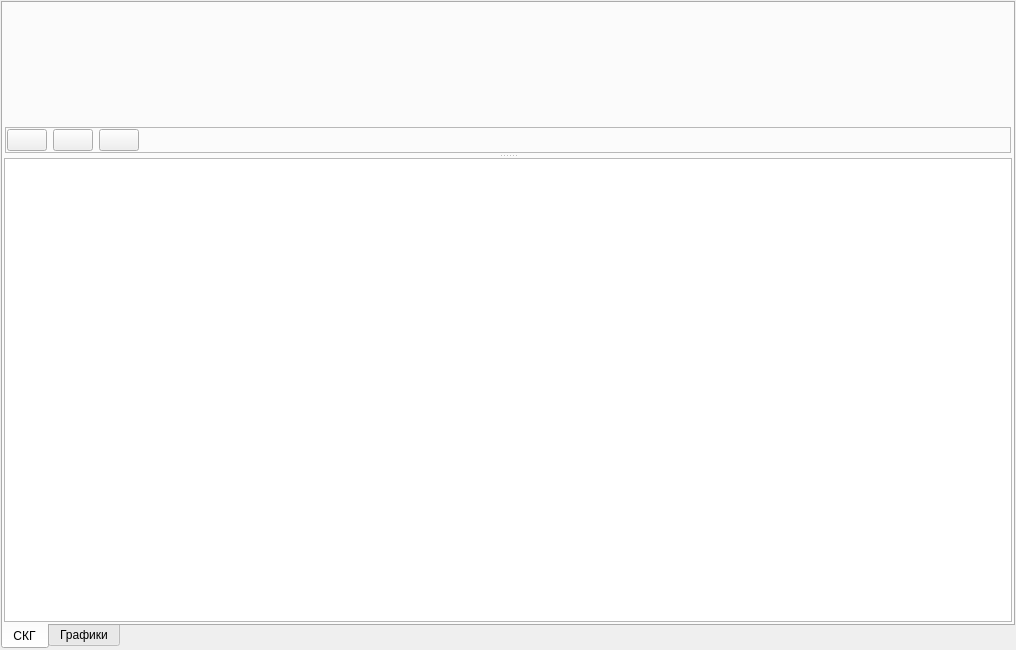
The window that metodics/stabtest/visualizators/stabsignalstestwidget.ui (grigp/a-analyser) describes before a commit, drawn with Qt 5.
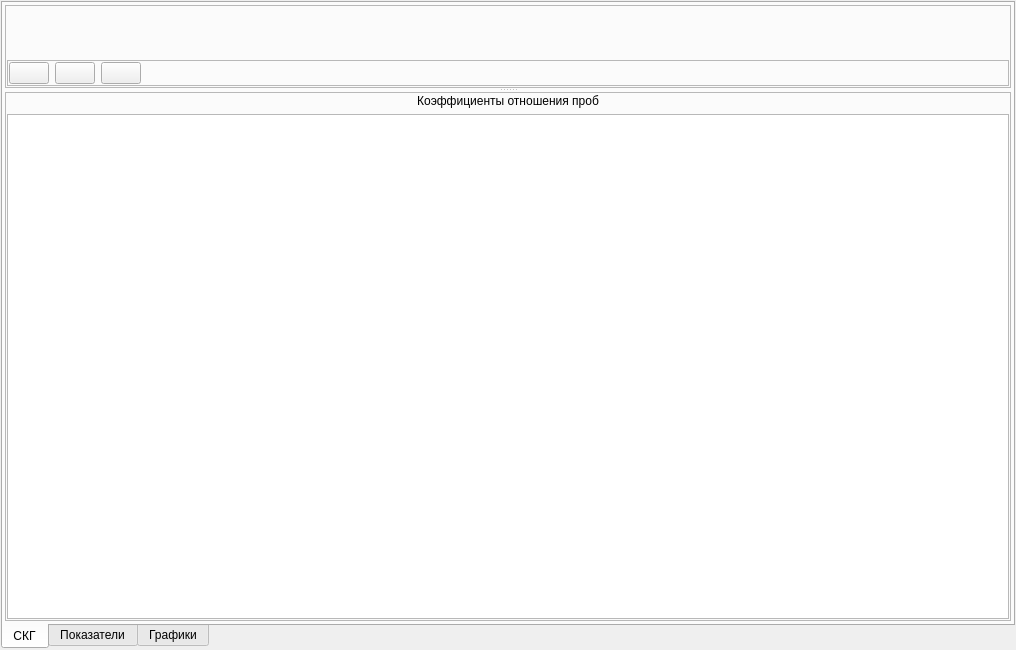
The same window after the commit. The open tabs and pages were chosen to show the change. Icons and pictures are not drawn. Custom widgets are drawn as their Qt base class.

Commit message: Вывод коэффициентов отношения для стабилографического теста и коэффициентов Ромберга для теста Ромберга

What changed in the file:
```diff
--- a/metodics/stabtest/visualizators/stabsignalstestwidget.ui
+++ b/metodics/stabtest/visualizators/stabsignalstestwidget.ui
@@ -35,7 +35,7 @@
       <enum>QTabWidget::South</enum>
      </property>
      <property name="currentIndex">
-      <number>1</number>
+      <number>0</number>
      </property>
      <widget class="QWidget" name="tabSKG">
       <attribute name="title">
@@ -69,9 +69,37 @@
             <verstretch>2</verstretch>
            </sizepolicy>
           </property>
+          <layout class="QVBoxLayout" name="verticalLayout_8">
+           <property name="spacing">
+            <number>3</number>
+           </property>
+           <property name="leftMargin">
+            <number>1</number>
+           </property>
+           <property name="topMargin">
+            <number>1</number>
+           </property>
+           <property name="rightMargin">
+            <number>1</number>
+           </property>
+           <property name="bottomMargin">
+            <number>1</number>
+           </property>
+           <item>
+            <widget class="QSplitter" name="splAreaSKG">
+             <property name="orientation">
+              <enum>Qt::Vertical</enum>
+             </property>
+             <widget class="QFrame" name="frSKGAreases">
+              <property name="frameShape">
+               <enum>QFrame::StyledPanel</enum>
+              </property>
+              <property name="frameShadow">
+               <enum>QFrame::Raised</enum>
+              </property>
           <layout class="QVBoxLayout" name="verticalLayout">
            <property name="spacing">
-            <number>1</number>
+                <number>2</number>
            </property>
            <property name="leftMargin">
             <number>1</number>
@@ -202,6 +230,67 @@
            </item>
           </layout>
          </widget>
+             <widget class="QFrame" name="frRationalFactors">
+              <property name="frameShape">
+               <enum>QFrame::StyledPanel</enum>
+              </property>
+              <property name="frameShadow">
+               <enum>QFrame::Raised</enum>
+              </property>
+              <layout class="QVBoxLayout" name="verticalLayout_7">
+               <property name="leftMargin">
+                <number>1</number>
+               </property>
+               <property name="topMargin">
+                <number>1</number>
+               </property>
+               <property name="rightMargin">
+                <number>1</number>
+               </property>
+               <property name="bottomMargin">
+                <number>1</number>
+               </property>
+               <item>
+                <widget class="QLabel" name="lblRationalFactors">
+                 <property name="text">
+                  <string>Коэффициенты отношения проб</string>
+                 </property>
+                 <property name="alignment">
+                  <set>Qt::AlignCenter</set>
+                 </property>
+                </widget>
+               </item>
+               <item>
+                <widget class="QTreeView" name="tvRationalFactors"/>
+               </item>
+              </layout>
+             </widget>
+            </widget>
+           </item>
+          </layout>
+         </widget>
+        </widget>
+       </item>
+      </layout>
+     </widget>
+     <widget class="QWidget" name="tabFactors">
+      <attribute name="title">
+       <string>Показатели</string>
+      </attribute>
+      <layout class="QVBoxLayout" name="verticalLayout_6">
+       <property name="leftMargin">
+        <number>1</number>
+       </property>
+       <property name="topMargin">
+        <number>1</number>
+       </property>
+       <property name="rightMargin">
+        <number>1</number>
+       </property>
+       <property name="bottomMargin">
+        <number>1</number>
+       </property>
+       <item>
          <widget class="QTreeView" name="tvFactors">
           <property name="sizePolicy">
            <sizepolicy hsizetype="Expanding" vsizetype="Expanding">
@@ -210,7 +299,6 @@
            </sizepolicy>
           </property>
          </widget>
-        </widget>
        </item>
       </layout>
      </widget>
```
Left out of the diff: 18 changed lines with no effect on the pictures. Lines whose indentation alone changed are shown as unchanged. The commit also changes 3 other files.
